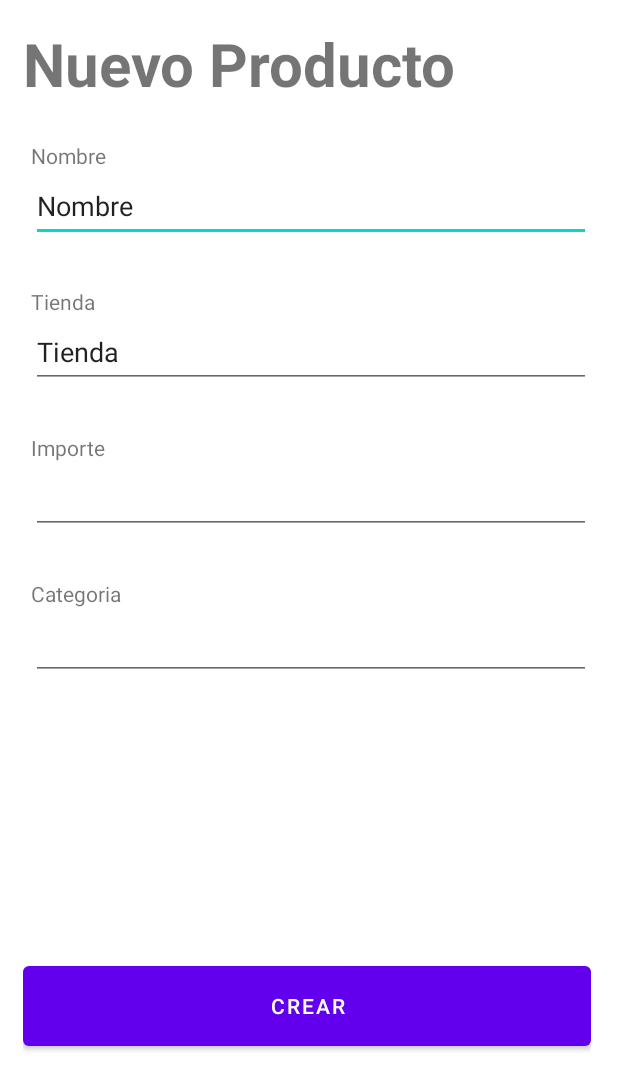
After one commit to LuGuDu/MarketPlanner, an Android app: the ProductsForm screen opened directly, with no data from a screen before it, on a phone screen of 412 x 824 dp. The commit adds this screen. Shown: the top 1090 px of the screen. Run offline under Robolectric (Android 15) with nearby library versions, the phone set to English and light mode, and no system bars.

Commit message:
added products

```diff
--- a/app/src/main/java/com/lugudu/marketplanner/MainActivity.java
+++ b/app/src/main/java/com/lugudu/marketplanner/MainActivity.java
@@ -28,7 +28,8 @@ public class MainActivity extends AppCompatActivity {
         // menu should be considered as top level destinations.
         AppBarConfiguration appBarConfiguration = new AppBarConfiguration.Builder(
                  R.id.navigation_shoplist, R.id.navigation_home,
-                R.id.navigation_tickets, R.id.navigation_catalogos)
+                R.id.navigation_tickets, R.id.navigation_catalogos,
+                R.id.navigation_productos)
                 .build();
         NavController navController = Navigation.findNavController(this, R.id.nav_host_fragment_activity_main);
         NavigationUI.setupActionBarWithNavController(this, navController, appBarConfiguration);
--- /dev/null
+++ b/app/src/main/java/com/lugudu/marketplanner/ui/products/ProductsForm.java
@@ -0,0 +1,119 @@
+package com.lugudu.marketplanner.ui.products;
+
+import android.content.Intent;
+import android.os.Bundle;
+import android.view.View;
+import android.widget.Button;
+import android.widget.EditText;
+import android.widget.Toast;
+
+import androidx.appcompat.app.AppCompatActivity;
+
+import com.lugudu.marketplanner.MainActivity;
+import com.lugudu.marketplanner.R;
+import com.lugudu.marketplanner.entity.Product;
+import com.lugudu.marketplanner.persistence.Items;
+
+public class ProductsForm extends AppCompatActivity {
+
+    private EditText et_market;
+    private EditText et_totalPrice;
+    private EditText et_name;
+    private EditText et_category;
+    private Button btnGuardar;
+
+    String productId, productName, productMarket, productCategory, modificar;
+    double productPrice;
+    int position;
+
+    @Override
+    public void onBackPressed() {
+        Intent intent = new Intent(getApplicationContext(), MainActivity.class);
+        startActivity(intent);
+        finish();
+        super.onBackPressed();
+    }
+
+    @Override
+    protected void onCreate(Bundle savedInstanceState) {
+        super.onCreate(savedInstanceState);
+        setContentView(R.layout.activity_products_form);
+
+        et_market = findViewById(R.id.et_product_market);
+        et_totalPrice = findViewById(R.id.et_product_price);
+        et_name = findViewById(R.id.et_product_name);
+        et_category = findViewById(R.id.et_product_category);
+
+        btnGuardar = findViewById(R.id.button_save);
+
+        Intent intent = getIntent();
+        productId = intent.getStringExtra("id");
+        productName = intent.getStringExtra("name");
+        productMarket = intent.getStringExtra("market");
+        productCategory = intent.getStringExtra("category");
+        productPrice = intent.getDoubleExtra("price", 0.0);
+        position = intent.getIntExtra("position", 0);
+        modificar = intent.getStringExtra("modificar");
+
+        if(modificar == null){
+            modificar = "false";
+        }
+
+        if(modificar.equals("true")){
+            //MODIFICAR TICKET
+            btnGuardar.setText("Modificar");
+            et_category.setText(productCategory);
+            et_market.setText(productMarket);
+            et_totalPrice.setText(Double.toString(productPrice));
+            et_name.setText(productName);
+
+            btnGuardar.setOnClickListener(new View.OnClickListener() {
+                @Override
+                public void onClick(View v) {
+                    String category = et_category.getText().toString();
+                    String market = et_market.getText().toString();
+                    Double price = Double.parseDouble(et_totalPrice.getText().toString());
+                    String name = et_name.getText().toString();
+
+                    Product product = new Product(market, price, name, category);
+                    product.setId(productId);
+
+                    //guardar ticket en base de datos
+                    Items.removeProduct(position);
+                    Items.addProduct(product);
+
+                    Intent intent = new Intent(getApplicationContext(), MainActivity.class);
+                    startActivity(intent);
+                    finish();
+
+                    Toast.makeText(ProductsForm.this, "Producto actualizado", Toast.LENGTH_SHORT).show();
+                }
+            });
+        } else {
+            //CREAR TICKET
+            btnGuardar.setText("Crear");
+
+            btnGuardar.setOnClickListener(new View.OnClickListener() {
+                @Override
+                public void onClick(View v) {
+                    String category = et_category.getText().toString();
+                    String market = et_market.getText().toString();
+                    Double price = Double.parseDouble(et_totalPrice.getText().toString());
+                    String name = et_name.getText().toString();
+
+                    Product product = new Product(market, price, name, category);
+
+                    //guardar ticket en base de datos
+                    Items.addProduct(product);
+
+                    Intent intent = new Intent(getApplicationContext(), MainActivity.class);
+                    startActivity(intent);
+                    finish();
+
+                    Toast.makeText(ProductsForm.this, "Producto guardado", Toast.LENGTH_SHORT).show();
+                }
+            });
+        }
+
+    }
+}
--- /dev/null
+++ b/app/src/main/res/layout/activity_products_form.xml
@@ -0,0 +1,110 @@
+<?xml version="1.0" encoding="utf-8"?>
+<androidx.constraintlayout.widget.ConstraintLayout xmlns:android="http://schemas.android.com/apk/res/android"
+    xmlns:tools="http://schemas.android.com/tools"
+    android:layout_width="match_parent"
+    android:layout_height="match_parent">
+
+    <LinearLayout
+        android:layout_width="409dp"
+        android:layout_height="729dp"
+        android:orientation="vertical"
+        android:padding="15dp"
+        tools:layout_editor_absoluteX="1dp"
+        tools:layout_editor_absoluteY="1dp">
+
+        <TextView
+            android:id="@+id/tv_title"
+            android:layout_width="match_parent"
+            android:layout_height="73dp"
+            android:text="Nuevo Producto"
+            android:textSize="40sp"
+            android:textStyle="bold" />
+
+        <LinearLayout
+            android:layout_width="match_parent"
+            android:layout_height="549dp"
+            android:orientation="vertical"
+            android:paddingStart="5dp"
+            android:paddingTop="5dp"
+            android:paddingBottom="5dp">
+
+            <TextView
+                android:id="@+id/tv_name"
+                android:layout_width="match_parent"
+                android:layout_height="wrap_content"
+                android:text="Nombre" />
+
+            <EditText
+                android:id="@+id/et_product_name"
+                android:layout_width="match_parent"
+                android:layout_height="wrap_content"
+                android:ems="10"
+                android:inputType="textPersonName"
+                android:minHeight="48dp"
+                android:text="Nombre" />
+
+            <Space
+                android:layout_width="match_parent"
+                android:layout_height="30dp" />
+
+            <TextView
+                android:id="@+id/tv_market"
+                android:layout_width="match_parent"
+                android:layout_height="wrap_content"
+                android:text="Tienda" />
+
+            <EditText
+                android:id="@+id/et_product_market"
+                android:layout_width="match_parent"
+                android:layout_height="wrap_content"
+                android:ems="10"
+                android:inputType="textPersonName"
+                android:minHeight="48dp"
+                android:text="Tienda" />
+
+            <Space
+                android:layout_width="match_parent"
+                android:layout_height="30dp" />
+
+            <TextView
+                android:id="@+id/tv_totalPrice"
+                android:layout_width="match_parent"
+                android:layout_height="wrap_content"
+                android:text="Importe" />
+
+            <EditText
+                android:id="@+id/et_product_price"
+                android:layout_width="match_parent"
+                android:layout_height="wrap_content"
+                android:ems="10"
+                android:inputType="number"
+                android:minHeight="48dp" />
+
+            <Space
+                android:layout_width="match_parent"
+                android:layout_height="30dp" />
+
+            <TextView
+                android:id="@+id/tv_category"
+                android:layout_width="match_parent"
+                android:layout_height="wrap_content"
+                android:text="Categoria" />
+
+            <EditText
+                android:id="@+id/et_product_category"
+                android:layout_width="match_parent"
+                android:layout_height="wrap_content"
+                android:ems="10"
+                android:inputType="textPersonName"
+                android:minHeight="48dp" />
+
+        </LinearLayout>
+
+        <Button
+            android:id="@+id/button_save"
+            android:layout_width="match_parent"
+            android:layout_height="65dp"
+            android:text="Guardar" />
+
+    </LinearLayout>
+</androidx.constraintlayout.widget.ConstraintLayout>
```
Also changed, not shown: app/src/main/AndroidManifest.xml (+9 -0 lines), app/src/main/java/com/lugudu/marketplanner/entity/Product.java (added, +71 -0 lines), app/src/main/java/com/lugudu/marketplanner/persistence/Items.java (+10 -3 lines), app/src/main/java/com/lugudu/marketplanner/ui/products/ProductAdapter.java (added, +88 -0 lines), app/src/main/java/com/lugudu/marketplanner/ui/products/ProductsFragment.java (added, +70 -0 lines), app/src/main/java/com/lugudu/marketplanner/ui/products/ProductsViewModel.java (added, +19 -0 lines), app/src/main/res/layout/fragment_products.xml (added, +52 -0 lines), app/src/main/res/layout/product_component_view.xml (added, +52 -0 lines), app/src/main/res/menu/bottom_nav_menu.xml (+9 -6 lines).
